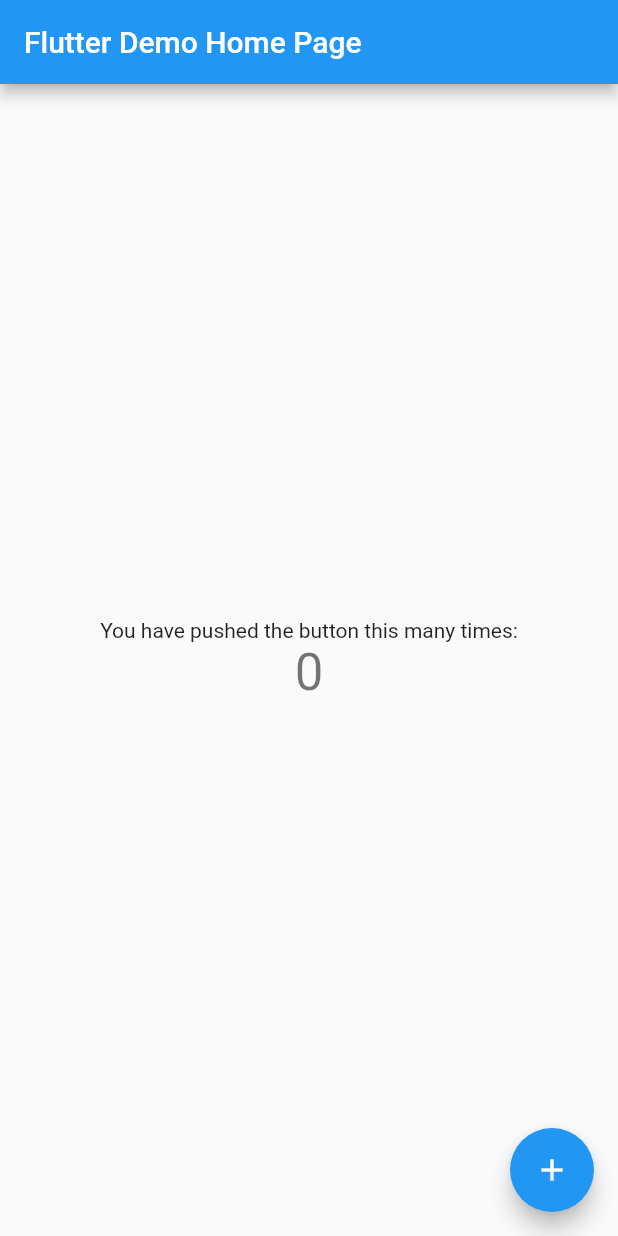
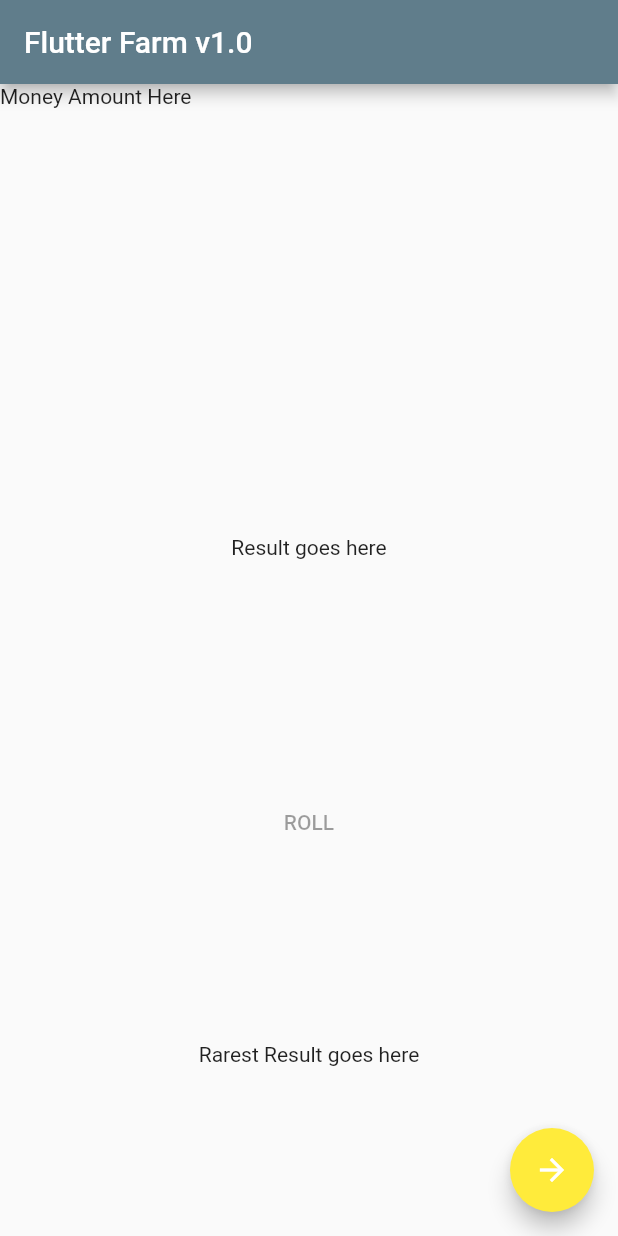
Before and after one commit to ethan-reinsborough/Flutter-Farm-Hybrid-Dev-Project-, a Flutter app: the screen it shows after launch, on a phone screen of 412 x 824 dp. Run offline on Flutter 3.47's test engine with Material 2 defaults, Android fonts, the light colour scheme and no system bars.

Commit message:
Basic Changes

```diff
--- a/appmockup/lib/main.dart
+++ b/appmockup/lib/main.dart
@@ -1,111 +1,55 @@
 import 'package:flutter/material.dart';
+import 'pagetwo.dart';
 
 void main() => runApp(MyApp());
 
 class MyApp extends StatelessWidget {
-  // This widget is the root of your application.
   @override
   Widget build(BuildContext context) {
     return MaterialApp(
-      title: 'Flutter Demo',
+      title: 'Flutter Farm v1.0 Mockup',
       theme: ThemeData(
-        // This is the theme of your application.
-        //
-        // Try running your application with "flutter run". You'll see the
-        // application has a blue toolbar. Then, without quitting the app, try
-        // changing the primarySwatch below to Colors.green and then invoke
-        // "hot reload" (press "r" in the console where you ran "flutter run",
-        // or simply save your changes to "hot reload" in a Flutter IDE).
-        // Notice that the counter didn't reset back to zero; the application
-        // is not restarted.
-        primarySwatch: Colors.blue,
+      appBarTheme: AppBarTheme(
+      color: Colors.blueGrey,
+      )
       ),
-      home: MyHomePage(title: 'Flutter Demo Home Page'),
+      home: HomeRoute(),
+      debugShowCheckedModeBanner: false,
     );
   }
 }
 
-class MyHomePage extends StatefulWidget {
-  MyHomePage({Key key, this.title}) : super(key: key);
-
-  // This widget is the home page of your application. It is stateful, meaning
-  // that it has a State object (defined below) that contains fields that affect
-  // how it looks.
-
-  // This class is the configuration for the state. It holds the values (in this
-  // case the title) provided by the parent (in this case the App widget) and
-  // used by the build method of the State. Fields in a Widget subclass are
-  // always marked "final".
-
-  final String title;
-
-  @override
-  _MyHomePageState createState() => _MyHomePageState();
-}
-
-class _MyHomePageState extends State<MyHomePage> {
-  int _counter = 0;
-
-  void _incrementCounter() {
-    setState(() {
-      // This call to setState tells the Flutter framework that something has
-      // changed in this State, which causes it to rerun the build method below
-      // so that the display can reflect the updated values. If we changed
-      // _counter without calling setState(), then the build method would not be
-      // called again, and so nothing would appear to happen.
-      _counter++;
-    });
-  }
-
+  class HomeRoute extends StatelessWidget {
     @override
     Widget build(BuildContext context) {
-    // This method is rerun every time setState is called, for instance as done
-    // by the _incrementCounter method above.
-    //
-    // The Flutter framework has been optimized to make rerunning build methods
-    // fast, so that you can just rebuild anything that needs updating rather
-    // than having to individually change instances of widgets.
       return Scaffold(
-      appBar: AppBar(
-        // Here we take the value from the MyHomePage object that was created by
-        // the App.build method, and use it to set our appbar title.
-        title: Text(widget.title),
+        appBar: AppBar(title: Text('Flutter Farm v1.0'),
         ),
-      body: Center(
-        // Center is a layout widget. It takes a single child and positions it
-        // in the middle of the parent.
-        child: Column(
-          // Column is also a layout widget. It takes a list of children and
-          // arranges them vertically. By default, it sizes itself to fit its
-          // children horizontally, and tries to be as tall as its parent.
-          //
-          // Invoke "debug painting" (press "p" in the console, choose the
-          // "Toggle Debug Paint" action from the Flutter Inspector in Android
-          // Studio, or the "Toggle Debug Paint" command in Visual Studio Code)
-          // to see the wireframe for each widget.
-          //
-          // Column has various properties to control how it sizes itself and
-          // how it positions its children. Here we use mainAxisAlignment to
-          // center the children vertically; the main axis here is the vertical
-          // axis because Columns are vertical (the cross axis would be
-          // horizontal).
-          mainAxisAlignment: MainAxisAlignment.center,
+        body: Stack(
           children: <Widget>[
-            Text(
-              'You have pushed the button this many times:',
+            Align(alignment: Alignment(-1, -1),
+            child: Text('Money Amount Here')
             ),
-            Text(
-              '$_counter',
-              style: Theme.of(context).textTheme.display1,
+            Align(alignment: Alignment(0, -0.2),
+            child: Text('Result goes here')
+            ),
+            Align(alignment: Alignment(0, 0.3),
+            child: FlatButton(onPressed: null, child: Text('ROLL'),),
+            ),
+            Align(alignment: Alignment(0, 0.7),
+            child: Text('Rarest Result goes here')
             ),
         ],
         ),
+          floatingActionButton: FloatingActionButton(
+            onPressed: () {
+              Navigator.push(
+                context, MaterialPageRoute(builder: (context) => PageTwo()),
+              );
+            }, tooltip: 'Go to Money Mines!',
+          child: Icon(Icons.arrow_forward),
+          backgroundColor: Colors.yellow,
         ),
-      floatingActionButton: FloatingActionButton(
-        onPressed: _incrementCounter,
-        tooltip: 'Increment',
-        child: Icon(Icons.add),
-      ), // This trailing comma makes auto-formatting nicer for build methods.
       );
     }
   }
```
Also changed, not shown: appmockup/lib/pagetwo.dart (added, +24 -0 lines), appmockup/pubspec.lock, 2 other files. Lines whose indentation alone changed are shown as unchanged.
